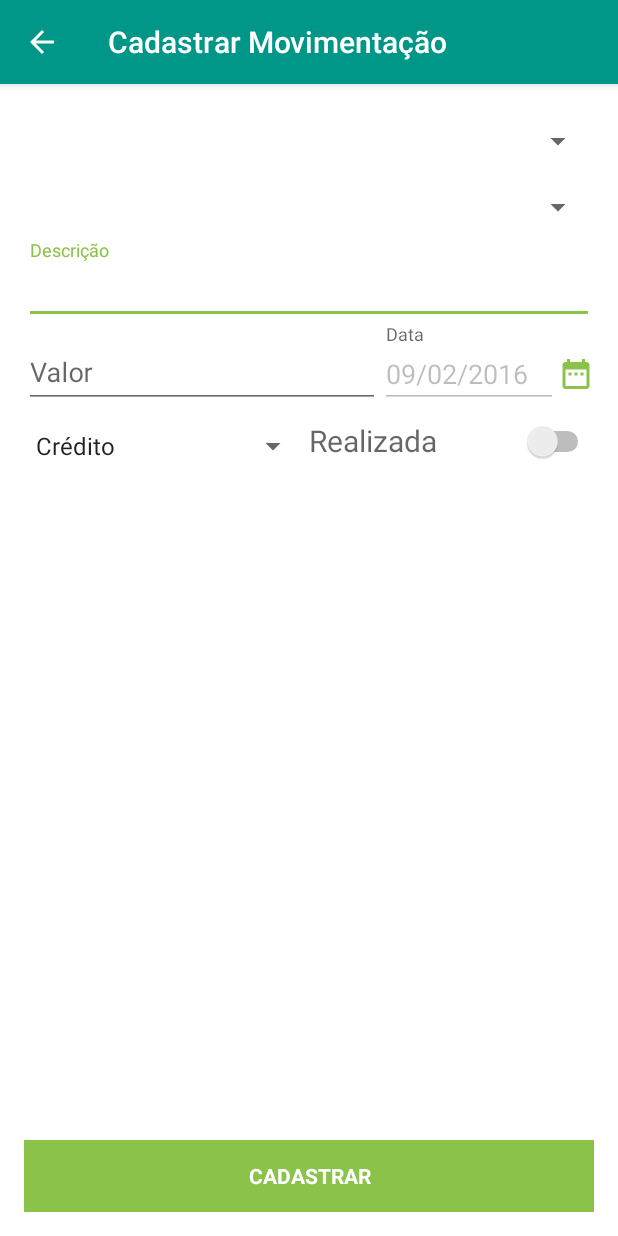
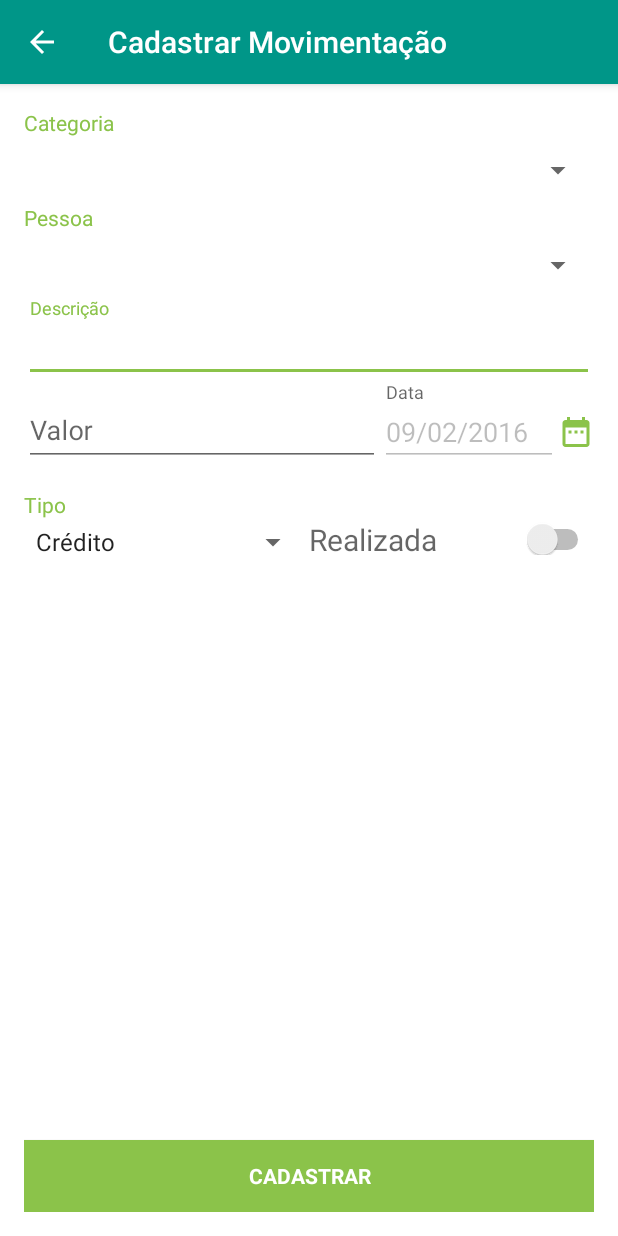
Before and after one commit to chicobentojr/minhaeiro, an Android app: the MovimentacaoCadastroActivity screen opened directly, with no data from a screen before it, on a phone screen of 412 x 824 dp. Run offline under Robolectric (Android 15) with nearby library versions, the phone set to English and light mode, and no system bars; our stand-ins replace Volley; 4 statements that could not run were skipped.

Commit message:
Redesign dos Spinners em Cadastro de Movimentação

```diff
--- a/app/src/main/java/br/com/chicobentojr/minhaeiro/activity/MovimentacaoCadastroActivity.java
+++ b/app/src/main/java/br/com/chicobentojr/minhaeiro/activity/MovimentacaoCadastroActivity.java
@@ -42,6 +42,9 @@ public class MovimentacaoCadastroActivity extends AppCompatActivity implements D
     private EditText txtDescricao;
     private Spinner spnMovimentacaoTipo;
     private Switch swtRealizada;
+
+    private ArrayAdapter<Categoria> adpCategoria;
+    private ArrayAdapter<Pessoa> adpPessoa;
     private ProgressDialog progressDialog;
 
     @Override
@@ -58,10 +61,15 @@ public class MovimentacaoCadastroActivity extends AppCompatActivity implements D
 
         usuario = P.getUsuario(P.obter(P.USUARIO_JSON));
 
+        adpCategoria = new ArrayAdapter(this, android.R.layout.simple_spinner_item, usuario.Categoria);
+        adpCategoria.setDropDownViewResource(android.R.layout.simple_spinner_dropdown_item);
         spnCategoria = (Spinner) findViewById(R.id.spnCategoria);
-        spnCategoria.setAdapter(new ArrayAdapter(this, android.R.layout.simple_spinner_item, usuario.Categoria));
+        spnCategoria.setAdapter(adpCategoria);
+
+        adpPessoa = new ArrayAdapter(this, android.R.layout.simple_spinner_item, usuario.Pessoa);
+        adpPessoa.setDropDownViewResource(android.R.layout.simple_spinner_dropdown_item);
         spnPessoa = (Spinner) findViewById(R.id.spnPessoa);
-        spnPessoa.setAdapter(new ArrayAdapter(this, android.R.layout.simple_spinner_item, usuario.Pessoa));
+        spnPessoa.setAdapter(adpPessoa);
 
         txtMovimentacaoData = (EditText) findViewById(R.id.txtMovimentacaoData);
         txtMovimentacaoValor = (EditText) findViewById(R.id.txtMovimentacaoValor);
--- a/app/src/main/res/layout/activity_movimentacao_cadastro.xml
+++ b/app/src/main/res/layout/activity_movimentacao_cadastro.xml
@@ -20,6 +20,11 @@
             android:layout_height="match_parent"
             android:orientation="vertical">
 
+            <TextView
+                android:layout_width="match_parent"
+                android:layout_height="wrap_content"
+                android:text="@string/lblCategoria"
+                android:textColor="@color/accent" />
 
             <Spinner
                 android:id="@+id/spnCategoria"
@@ -27,7 +32,13 @@
                 android:layout_height="wrap_content"
                 android:layout_marginBottom="@dimen/spinner_margin_vertical"
                 android:layout_marginTop="@dimen/spinner_margin_vertical"
-                android:prompt="@string/spnCategoriaPrompt" />
+                android:prompt="@string/spnCategoriaPrompt"/>
+
+            <TextView
+                android:layout_width="match_parent"
+                android:layout_height="wrap_content"
+                android:text="@string/lblPessoa"
+                android:textColor="@color/accent" />
 
             <Spinner
                 android:id="@+id/spnPessoa"
@@ -92,11 +103,18 @@
                     android:layout_width="wrap_content"
                     android:layout_height="match_parent"
                     android:layout_marginTop="10dp"
+                    android:background="@android:color/transparent"
                     android:onClick="abrirDatePicker"
-                    android:background="@android:color/transparent"
-                    android:src="@drawable/ic_button_calendario"/>
+                    android:src="@drawable/ic_button_calendario" />
 
             </LinearLayout>
+
+            <TextView
+                android:layout_width="match_parent"
+                android:layout_height="wrap_content"
+                android:layout_marginTop="@dimen/activity_horizontal_margin"
+                android:text="@string/lblTipo"
+                android:textColor="@color/accent" />
 
             <LinearLayout
                 android:layout_width="match_parent"
@@ -107,8 +125,6 @@
                     android:id="@+id/spnMovimentacaoTipo"
                     android:layout_width="0dp"
                     android:layout_height="wrap_content"
-                    android:layout_marginBottom="@dimen/spinner_margin_vertical"
-                    android:layout_marginTop="@dimen/spinner_margin_vertical"
                     android:layout_weight="0.5"
                     android:entries="@array/tipo_movimentacao_texto"
 
@@ -119,8 +135,8 @@
                     android:layout_width="0dp"
                     android:layout_height="match_parent"
                     android:layout_weight="0.5"
-                    android:textSize="20sp"
-                    android:hint="Realizada" />
+                    android:hint="Realizada"
+                    android:textSize="20sp" />
             </LinearLayout>
 
 
--- a/app/src/main/res/values/strings.xml
+++ b/app/src/main/res/values/strings.xml
@@ -46,9 +46,14 @@
     <string name="txtDescricaoHint">Descrição</string>
     <string name="txtMovimentacaoDataHint">Data</string>
     <string name="txtValorHint">Valor</string>
+    <string name="lblCategoria">Categoria</string>
+    <string name="lblPessoa">Pessoa</string>
+    <string name="lblCredito">Crédito</string>
+    <string name="lblDebito">Débito</string>
 
     <string name="spnCategoriaPrompt">Categoria</string>
     <string name="spnPessoaPrompt">Pessoa</string>
+    <string name="lblTipo">Tipo</string>
 
     <string-array name="tipo_movimentacao_texto">
         <item>Crédito</item>
```
